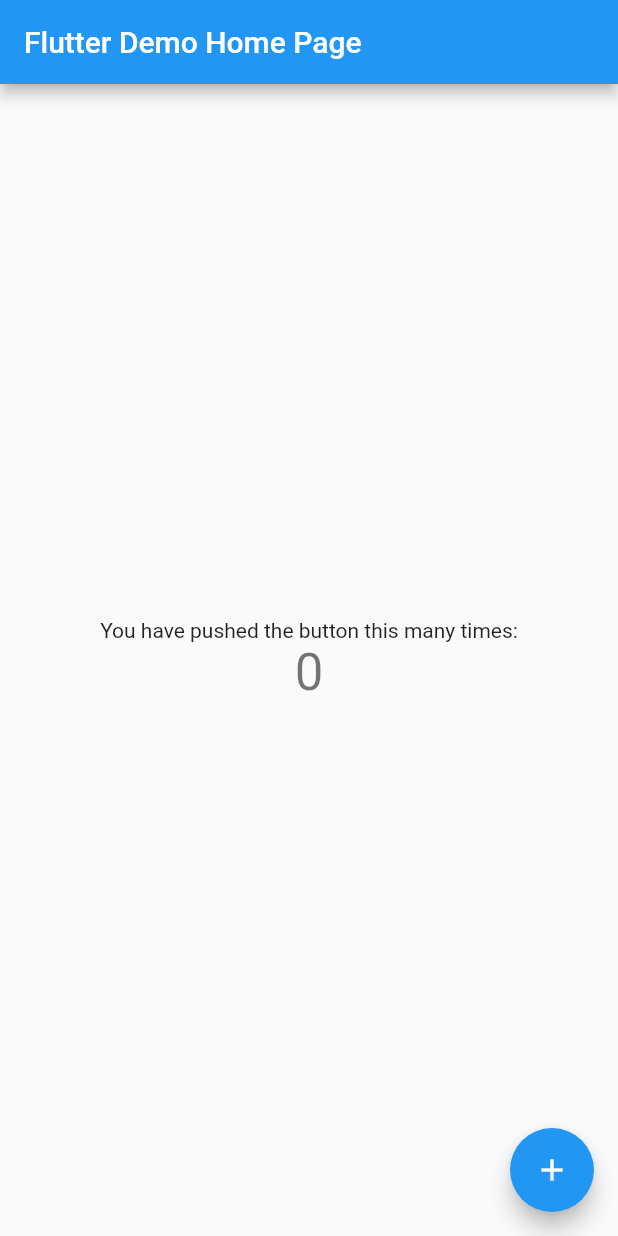
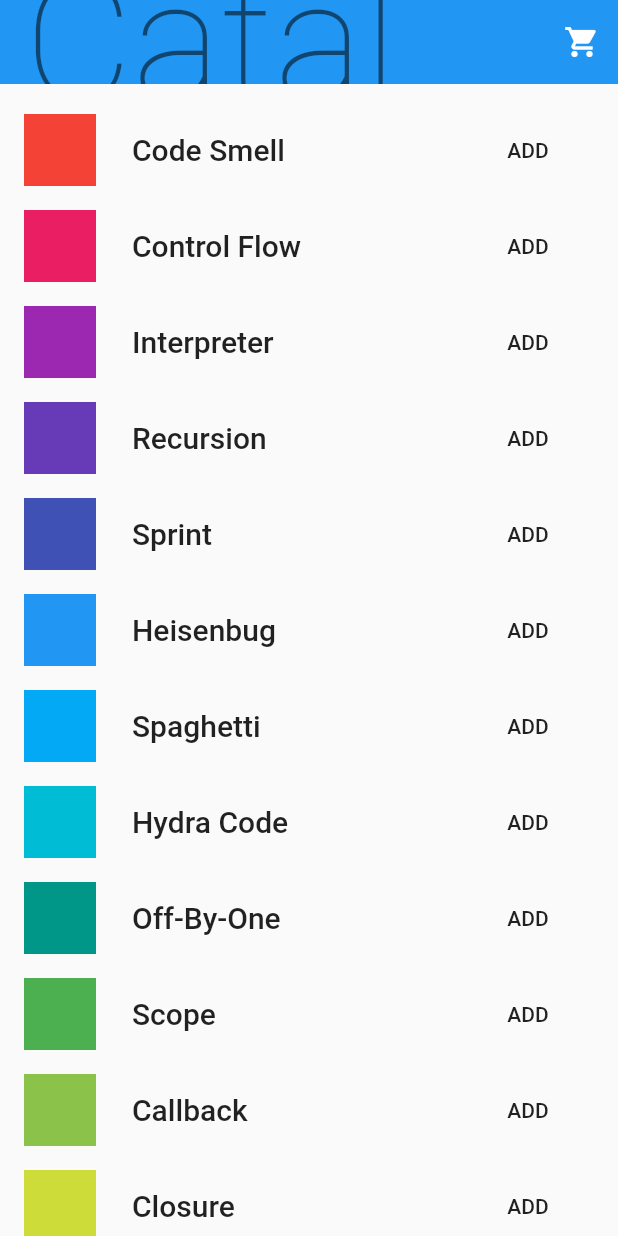
Before and after one commit to tkugimot/provider_shopper_tkugimot, a Flutter app: the screen it shows after launch, on a phone screen of 412 x 824 dp. Run offline on Flutter 3.47's test engine with Material 2 defaults, Android fonts, the phone set to English and light mode, and no system bars.

Commit message:
Add import package:flutter/material.dart;

```diff
--- a/lib/main.dart
+++ b/lib/main.dart
@@ -1,117 +1,40 @@
 import 'package:flutter/material.dart';
+import 'package:provider/provider.dart';
+import 'package:provider_shopper_tkugimot/models/CartModel.dart';
+import 'package:provider_shopper_tkugimot/models/CatalogModel.dart';
+import 'package:provider_shopper_tkugimot/screens/CatalogScreen.dart';
 
 void main() {
   runApp(MyApp());
 }
 
 class MyApp extends StatelessWidget {
-  // This widget is the root of your application.
   @override
   Widget build(BuildContext context) {
-    return MaterialApp(
-      title: 'Flutter Demo',
-      theme: ThemeData(
-        // This is the theme of your application.
-        //
-        // Try running your application with "flutter run". You'll see the
-        // application has a blue toolbar. Then, without quitting the app, try
-        // changing the primarySwatch below to Colors.green and then invoke
-        // "hot reload" (press "r" in the console where you ran "flutter run",
-        // or simply save your changes to "hot reload" in a Flutter IDE).
-        // Notice that the counter didn't reset back to zero; the application
-        // is not restarted.
-        primarySwatch: Colors.blue,
-        // This makes the visual density adapt to the platform that you run
-        // the app on. For desktop platforms, the controls will be smaller and
-        // closer together (more dense) than on mobile platforms.
-        visualDensity: VisualDensity.adaptivePlatformDensity,
+    // Using MultiProvider is convenient when providing multiple objects.
+    return MultiProvider(
+      providers: [
+        // In this sample app, CatalogModel never changes, so a simple Provider
+        // is sufficient.
+        Provider(create: (context) => CatalogModel()),
+        // CartModel is implemented as a ChangeNotifier, which calls for the use
+        // of ChangeNotifierProvider. Moreover, CartModel depends
+        // on CatalogModel, so a ProxyProvider is needed.
+        ChangeNotifierProxyProvider<CatalogModel, CartModel>(
+          create: (context) => CartModel(),
+          update: (context, catalog, cart) {
+            cart.catalog = catalog;
+            return cart;
+          },
+        ),
+      ],
+      child: MaterialApp(
+        title: 'Provider Demo',
+        initialRoute: '/catalog',
+        routes: {
+          '/catalog': (context) => MyCatalog(),
+        },
       ),
-      home: MyHomePage(title: 'Flutter Demo Home Page'),
     );
   }
 }
-
-class MyHomePage extends StatefulWidget {
-  MyHomePage({Key key, this.title}) : super(key: key);
-
-  // This widget is the home page of your application. It is stateful, meaning
-  // that it has a State object (defined below) that contains fields that affect
-  // how it looks.
-
-  // This class is the configuration for the state. It holds the values (in this
-  // case the title) provided by the parent (in this case the App widget) and
-  // used by the build method of the State. Fields in a Widget subclass are
-  // always marked "final".
-
-  final String title;
-
-  @override
-  _MyHomePageState createState() => _MyHomePageState();
-}
-
-class _MyHomePageState extends State<MyHomePage> {
-  int _counter = 0;
-
-  void _incrementCounter() {
-    setState(() {
-      // This call to setState tells the Flutter framework that something has
-      // changed in this State, which causes it to rerun the build method below
-      // so that the display can reflect the updated values. If we changed
-      // _counter without calling setState(), then the build method would not be
-      // called again, and so nothing would appear to happen.
-      _counter++;
-    });
-  }
-
-  @override
-  Widget build(BuildContext context) {
-    // This method is rerun every time setState is called, for instance as done
-    // by the _incrementCounter method above.
-    //
-    // The Flutter framework has been optimized to make rerunning build methods
-    // fast, so that you can just rebuild anything that needs updating rather
-    // than having to individually change instances of widgets.
-    return Scaffold(
-      appBar: AppBar(
-        // Here we take the value from the MyHomePage object that was created by
-        // the App.build method, and use it to set our appbar title.
-        title: Text(widget.title),
-      ),
-      body: Center(
-        // Center is a layout widget. It takes a single child and positions it
-        // in the middle of the parent.
-        child: Column(
-          // Column is also a layout widget. It takes a list of children and
-          // arranges them vertically. By default, it sizes itself to fit its
-          // children horizontally, and tries to be as tall as its parent.
-          //
-          // Invoke "debug painting" (press "p" in the console, choose the
-          // "Toggle Debug Paint" action from the Flutter Inspector in Android
-          // Studio, or the "Toggle Debug Paint" command in Visual Studio Code)
-          // to see the wireframe for each widget.
-          //
-          // Column has various properties to control how it sizes itself and
-          // how it positions its children. Here we use mainAxisAlignment to
-          // center the children vertically; the main axis here is the vertical
-          // axis because Columns are vertical (the cross axis would be
-          // horizontal).
-          mainAxisAlignment: MainAxisAlignment.center,
-          children: <Widget>[
-            Text(
-              'You have pushed the button this many times:',
-            ),
-            Text(
-              '$_counter',
-              style: Theme.of(context).textTheme.headline4,
-            ),
-          ],
-        ),
-      ),
-      floatingActionButton: FloatingActionButton(
-        onPressed: _incrementCounter,
-        tooltip: 'Increment',
-        child: Icon(Icons.add),
-      ), // This trailing comma makes auto-formatting nicer for build methods.
-    );
-  }
-}
--- /dev/null
+++ b/lib/screens/CatalogScreen.dart
@@ -0,0 +1,93 @@
+import 'package:flutter/material.dart';
+import 'package:provider/provider.dart';
+import 'package:provider_shopper_tkugimot/models/CartModel.dart';
+import 'package:provider_shopper_tkugimot/models/CatalogModel.dart';
+
+class MyCatalog extends StatelessWidget {
+  @override
+  Widget build(BuildContext context) {
+    return Scaffold(
+      body: CustomScrollView(
+        slivers: [
+          _MyAppBar(),
+          SliverToBoxAdapter(child: SizedBox(height: 12)),
+          SliverList(
+            delegate: SliverChildBuilderDelegate(
+                    (context, index) => _MyListItem(index)),
+          ),
+        ],
+      ),
+    );
+  }
+}
+
+class _AddButton extends StatelessWidget {
+  final Item item;
+
+  const _AddButton({Key key, @required this.item}) : super(key: key);
+
+  @override
+  Widget build(BuildContext context) {
+    var cart = Provider.of<CartModel>(context);
+
+    return FlatButton(
+      onPressed: cart.items.contains(item) ? null : () => cart.add(item),
+      splashColor: Theme.of(context).primaryColor,
+      child: cart.items.contains(item)
+          ? Icon(Icons.check, semanticLabel: 'ADDED')
+          : Text('ADD'),
+    );
+  }
+}
+
+class _MyAppBar extends StatelessWidget {
+  @override
+  Widget build(BuildContext context) {
+    return SliverAppBar(
+      title: Text('Catalog', style: Theme.of(context).textTheme.headline1),
+      floating: true,
+      actions: [
+        IconButton(
+          icon: Icon(Icons.shopping_cart),
+          onPressed: () => Navigator.pushNamed(context, '/cart'),
+        ),
+      ],
+    );
+  }
+}
+
+class _MyListItem extends StatelessWidget {
+  final int index;
+
+  _MyListItem(this.index, {Key key}) : super(key: key);
+
+  @override
+  Widget build(BuildContext context) {
+    var catalog = Provider.of<CatalogModel>(context);
+    var item = catalog.getByPosition(index);
+    var textTheme = Theme.of(context).textTheme.headline6;
+
+    return Padding(
+      padding: const EdgeInsets.symmetric(horizontal: 16, vertical: 8),
+      child: LimitedBox(
+        maxHeight: 48,
+        child: Row(
+          children: [
+            AspectRatio(
+              aspectRatio: 1,
+              child: Container(
+                color: item.color,
+              ),
+            ),
+            SizedBox(width: 24),
+            Expanded(
+              child: Text(item.name, style: textTheme),
+            ),
+            SizedBox(width: 24),
+            _AddButton(item: item),
+          ],
+        ),
+      ),
+    );
+  }
+}
```
